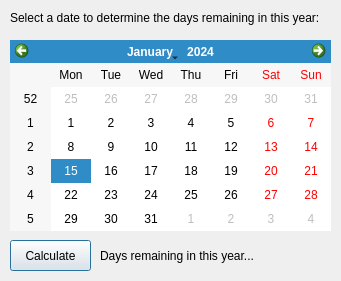
This is Assignment2/Question2/Question2.ui in DieAntonie/INF2611 as Qt 5 draws it before an edit. The edited form follows.
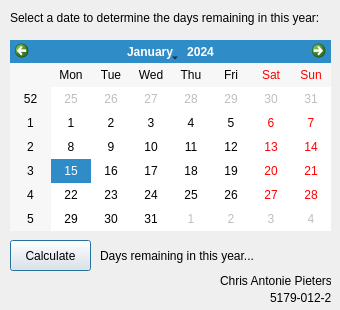
This is the edited form.

Patch:
```diff
--- a/Assignment2/Question2/Question2.ui
+++ b/Assignment2/Question2/Question2.ui
@@ -6,8 +6,8 @@
    <rect>
     <x>0</x>
     <y>0</y>
-    <width>341</width>
-    <height>281</height>
+    <width>340</width>
+    <height>310</height>
    </rect>
   </property>
   <property name="windowTitle">
@@ -62,6 +62,32 @@
     <string>Days remaining in this year...</string>
    </property>
   </widget>
+  <widget class="QLabel" name="label">
+   <property name="geometry">
+    <rect>
+     <x>220</x>
+     <y>270</y>
+     <width>111</width>
+     <height>21</height>
+    </rect>
+   </property>
+   <property name="text">
+    <string>Chris Antonie Pieterse</string>
+   </property>
+  </widget>
+  <widget class="QLabel" name="label_2">
+   <property name="geometry">
+    <rect>
+     <x>270</x>
+     <y>290</y>
+     <width>61</width>
+     <height>16</height>
+    </rect>
+   </property>
+   <property name="text">
+    <string>5179-012-2</string>
+   </property>
+  </widget>
  </widget>
  <resources/>
  <connections>
```
